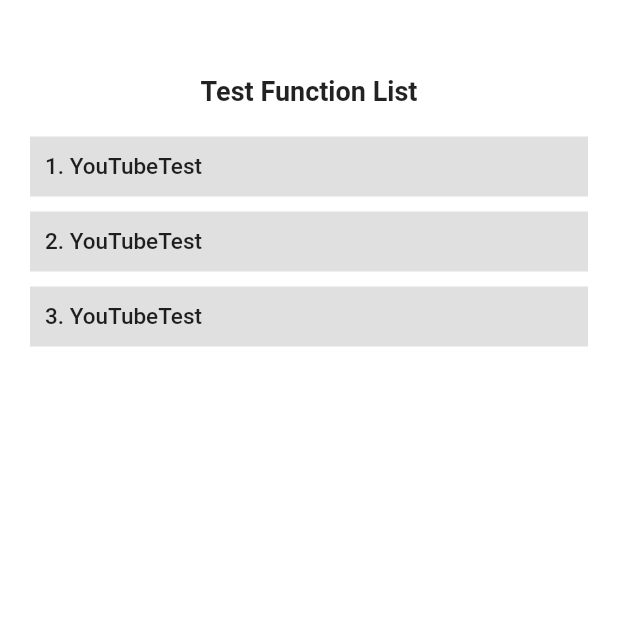
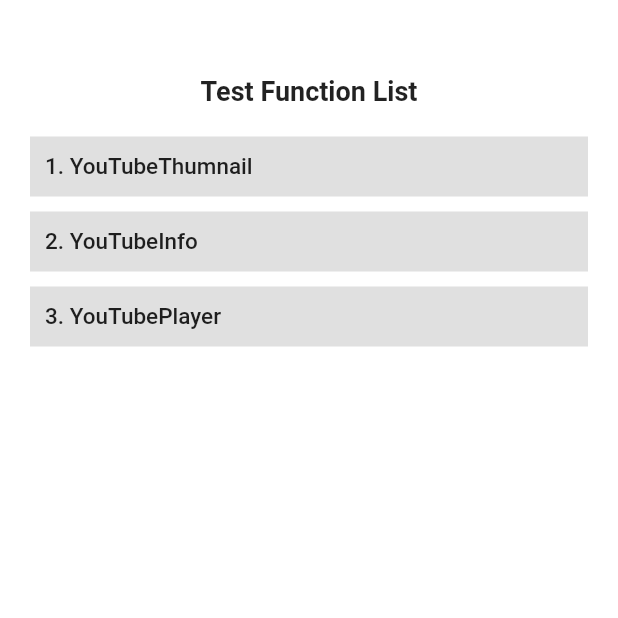
Before and after one commit to gehenna-yang/functiontest, a Flutter app: the screen it shows after launch, on a phone screen of 412 x 824 dp, the top half of it. Run offline on Flutter 3.47's test engine with Material 2 defaults, Android fonts, the phone set to English and light mode, and no system bars; our stand-ins replace youtube_player_iframe; missing offline and left inert: youtube, youtube_metadata.

```diff
--- a/lib/FunctionMenu.dart
+++ b/lib/FunctionMenu.dart
@@ -56,9 +56,9 @@ class FunctionMenuState extends State<FunctionMenu> {
                 SizedBox(height: 30,),
                 Text("Test Function List", style: TextStyle(fontWeight: FontWeight.w700, fontSize: 18),),
                 SizedBox(height: 20,),
-                Item("1. YouTubeTest", YoutubeTest()),
-                Item("2. YouTubeTest", YoutubePlayerPage(videoId: "")),
-                Item("3. YouTubeTest", YoutubeAppDemo()),
+                Item("1. YouTubeThumnail", YoutubeTest()),
+                Item("2. YouTubeInfo", YoutubePlayerPage(videoId: "")),
+                Item("3. YouTubePlayer", YoutubeAppDemo()),
               ],
             ),
           ),
--- a/pubspec.yaml
+++ b/pubspec.yaml
@@ -36,9 +36,12 @@ dependencies:
   cupertino_icons: ^1.0.2
   json_annotation: ^4.7.0
   dio:  ^4.0.6
+  # youtube
   youtube_metadata: ^1.0.1
   youtube_player_iframe: ^3.1.0
   youtube: ^1.0.1
+  # image_viewer
+  easy_image_viewer: 1.2.0
 
 dev_dependencies:
   flutter_test:
```
Also changed, not shown: lib/Image/Easy_Image_Viewer.dart (added, +41 -0 lines), pubspec.lock, 3 other files.
